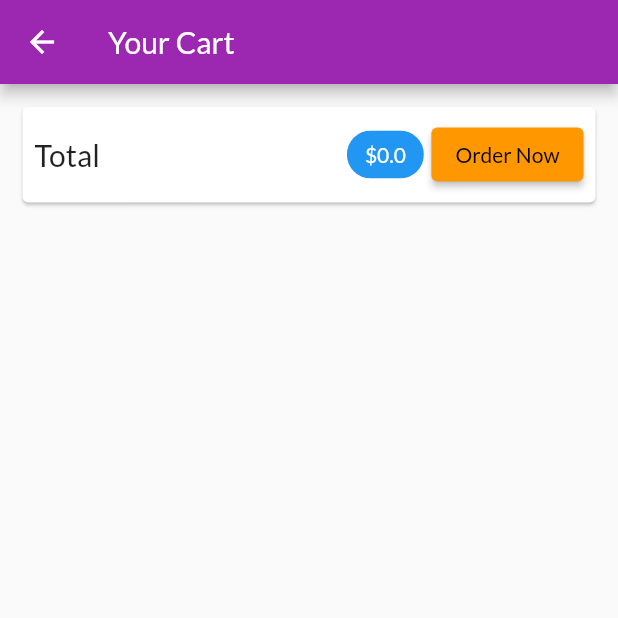
After one commit to pliniogim/flutter_shop, a Flutter app: the CartScreen screen opened by its route, on a phone screen of 412 x 824 dp, the top half of it. The commit adds this screen. Run offline on Flutter 3.47's test engine with Material 2 defaults, Android fonts, the phone set to English and light mode, and no system bars; network calls fail.

Commit message:
Merge remote-tracking branch 'origin/master'

```diff
--- a/lib/providers/cart.dart
+++ b/lib/providers/cart.dart
@@ -22,7 +22,15 @@ class Cart with ChangeNotifier {
     return {..._items};
   }
 
-  int get itemCount{
+  double get totalAmount {
+    double total = 0.0;
+    _items.forEach((key, cartItem) {
+      total += cartItem.price * cartItem.quantity;
+    });
+    return total;
+  }
+
+  int get itemCount {
     return _items.length;
   }
 
@@ -31,7 +39,8 @@ class Cart with ChangeNotifier {
       //change qtt
       _items.update(
         productId,
-        (existingCartItem) => CartItem(
+            (existingCartItem) =>
+            CartItem(
               id: existingCartItem.id,
               title: existingCartItem.title,
               price: existingCartItem.price,
@@ -41,7 +50,8 @@ class Cart with ChangeNotifier {
     } else {
       _items.putIfAbsent(
         productId,
-        () => CartItem(
+            () =>
+            CartItem(
               id: DateTime.now().toString(),
               title: title,
               price: price,
@@ -51,4 +61,14 @@ class Cart with ChangeNotifier {
     }
     notifyListeners();
   }
+
+  void removeItem(String productId) {
+    _items.remove(productId);
+    notifyListeners();
   }
+
+  void clear() {
+    _items = {};
+    notifyListeners();
+  }
+}
--- /dev/null
+++ b/lib/providers/orders.dart
@@ -0,0 +1,36 @@
+import 'package:flutter/foundation.dart';
+
+import '../widgets/cart_item.dart';
+
+class OrderItem {
+  late final String id;
+  late final double amount;
+  late final List<CartItem> products;
+  late final DateTime dateTime;
+
+  OrderItem(
+      {required String id,
+      required double amount,
+      required DateTime Function() datetime,
+      required List<CartItem> products});
+}
+
+class Orders with ChangeNotifier {
+  final List<OrderItem> _orders = [];
+
+  List<OrderItem> get orders {
+    return [..._orders];
+  }
+
+  addOrder(List<CartItem> cartProducts, double total) {
+    _orders.insert(
+      0,
+      OrderItem(
+          id: DateTime.now.toString(),
+          amount: total,
+          datetime: DateTime.now,
+          products: cartProducts),
+    );
+    notifyListeners();
+  }
+}
--- /dev/null
+++ b/lib/screens/cart_screen.dart
@@ -0,0 +1,77 @@
+import 'package:flutter/material.dart';
+import 'package:provider/provider.dart';
+
+import '../providers/cart.dart' show Cart;
+import '../providers/orders.dart';
+import '../widgets/cart_item.dart' ;
+
+class CartScreen extends StatelessWidget {
+  static const routeName = '/cart';
+
+  const CartScreen({Key? key}) : super(key: key);
+
+  @override
+  Widget build(BuildContext context) {
+    final cart = Provider.of<Cart>(context);
+    return Scaffold(
+      appBar: AppBar(
+        title: const Text('Your Cart'),
+      ),
+      body: Column(
+        children: [
+          Card(
+            margin: const EdgeInsets.all(15.0),
+            child: Padding(
+                padding: const EdgeInsets.all(8.0),
+                child: Row(
+                  mainAxisAlignment: MainAxisAlignment.spaceBetween,
+                  children: [
+                    const Text('Total', style: TextStyle(fontSize: 20.0)),
+                    const Spacer(),
+                    Chip(
+                      label: Text(
+                        '\$${cart.totalAmount}',
+                        style: TextStyle(
+                            color: Theme
+                                .of(context)
+                                .primaryTextTheme
+                                .titleLarge
+                                ?.color),
+                      ),
+                      backgroundColor: Theme
+                          .of(context)
+                          .primaryColor,
+                    ),
+                    const SizedBox(width: 5.0),
+                    ElevatedButton(
+                      style: ButtonStyle(
+                        backgroundColor:
+                        MaterialStateProperty.all(Colors.orange),
+                      ),
+                      onPressed: () {
+                        Provider.of<Orders>(context, listen: false).addOrder(
+                          cart.items.values.toList(),
+                          cart.totalAmount,
+                        );
+                      },
+                      child: const Text(
+                        'Order Now',
+                        style: TextStyle(color: Colors.black),
+                      ),
+                    ),
+                  ],
+                )),
+          ),
+          const SizedBox(height: 10.0,),
+          Expanded(child: ListView.builder(itemCount: cart.itemCount,
+            itemBuilder: (ctx, index) =>
+                CartItem(id: cart.items.values.toList()[index].id,
+                    productId: cart.items.keys.toList()[index],
+                    title: cart.items.values.toList()[index].title,
+                    quantity: cart.items.values.toList()[index].quantity,
+                    price: cart.items.values.toList()[index].price),),)
+        ],
+      ),
+    );
+  }
+}
--- a/lib/widgets/product_item.dart
+++ b/lib/widgets/product_item.dart
@@ -55,7 +55,8 @@ class ProductItem extends StatelessWidget {
           ),
           child: GestureDetector(
             onTap: () {
-              Navigator.of(context).pushNamed(ProductDetailScreen.routeName, //arguments: id,
+              Navigator.of(context).pushNamed(ProductDetailScreen.routeName,
+                arguments: product.id,//arguments: id,
               );
             },
             child: Image.network(
```
Also changed, not shown: lib/main.dart (+6 -1 lines), lib/screens/product_detail_screen.dart (+40 -9 lines), lib/screens/products_overview.dart (+6 -3 lines), lib/widgets/cart_item.dart (added, +65 -0 lines), pubspec.lock, 1 other file. Lines whose indentation alone changed are shown as unchanged.
